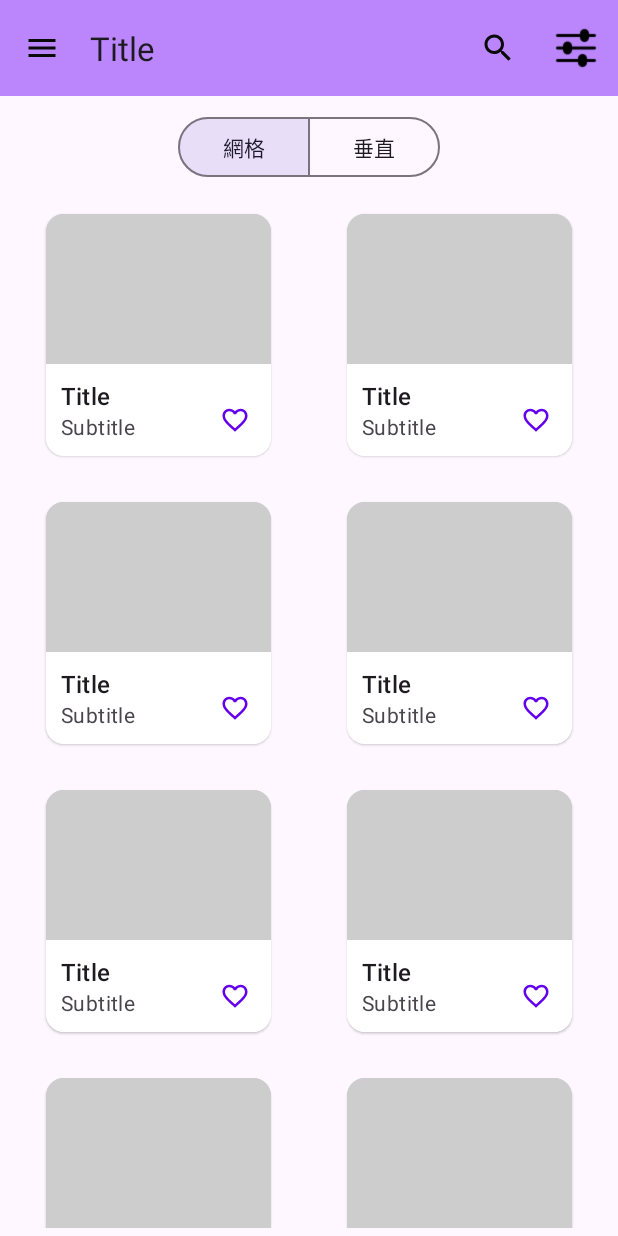
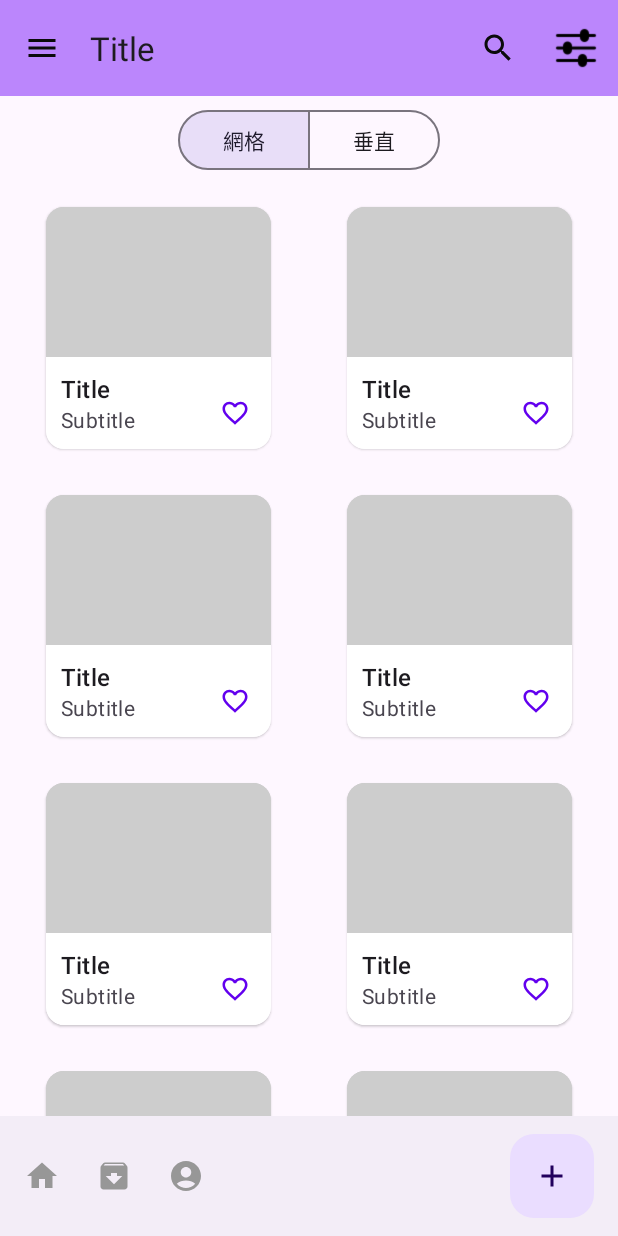
Before and after one commit to Quuanna/MDCSubject, an Android app: the fragment ProductCardsFragment placed in its activity, on a phone screen of 412 x 824 dp. Run offline under Robolectric (Android 15) with nearby library versions, the phone set to English and light mode, and no system bars.

Commit message:
1. Add CoordinatorLayout 2. Add Bottom App Bar、Floating Action Button 3. Add Bottom App Bar use Menu item

```diff
--- /dev/null
+++ b/app/src/main/res/drawable/ic_account.xml
@@ -0,0 +1,5 @@
+<vector android:height="24dp" android:tint="#979797"
+    android:viewportHeight="24" android:viewportWidth="24"
+    android:width="24dp" xmlns:android="http://schemas.android.com/apk/res/android">
+    <path android:fillColor="@android:color/white" android:pathData="M12,2C6.48,2 2,6.48 2,12s4.48,10 10,10s10,-4.48 10,-10S17.52,2 12,2zM12,6c1.93,0 3.5,1.57 3.5,3.5S13.93,13 12,13s-3.5,-1.57 -3.5,-3.5S10.07,6 12,6zM12,20c-2.03,0 -4.43,-0.82 -6.14,-2.88C7.55,15.8 9.68,15 12,15s4.45,0.8 6.14,2.12C16.43,19.18 14.03,20 12,20z"/>
+</vector>
--- /dev/null
+++ b/app/src/main/res/drawable/ic_add.xml
@@ -0,0 +1,5 @@
+<vector android:height="24dp" android:tint="#979797"
+    android:viewportHeight="24" android:viewportWidth="24"
+    android:width="24dp" xmlns:android="http://schemas.android.com/apk/res/android">
+    <path android:fillColor="@android:color/white" android:pathData="M19,13h-6v6h-2v-6H5v-2h6V5h2v6h6v2z"/>
+</vector>
--- /dev/null
+++ b/app/src/main/res/drawable/ic_archive.xml
@@ -0,0 +1,5 @@
+<vector android:height="24dp" android:tint="#979797"
+    android:viewportHeight="24" android:viewportWidth="24"
+    android:width="24dp" xmlns:android="http://schemas.android.com/apk/res/android">
+    <path android:fillColor="@android:color/white" android:pathData="M20.54,5.23l-1.39,-1.68C18.88,3.21 18.47,3 18,3H6c-0.47,0 -0.88,0.21 -1.16,0.55L3.46,5.23C3.17,5.57 3,6.02 3,6.5V19c0,1.1 0.9,2 2,2h14c1.1,0 2,-0.9 2,-2V6.5c0,-0.48 -0.17,-0.93 -0.46,-1.27zM12,17.5L6.5,12H10v-2h4v2h3.5L12,17.5zM5.12,5l0.81,-1h12l0.94,1H5.12z"/>
+</vector>
--- /dev/null
+++ b/app/src/main/res/drawable/ic_home.xml
@@ -0,0 +1,5 @@
+<vector android:height="24dp" android:tint="#979797"
+    android:viewportHeight="24" android:viewportWidth="24"
+    android:width="24dp" xmlns:android="http://schemas.android.com/apk/res/android">
+    <path android:fillColor="@android:color/white" android:pathData="M10,20v-6h4v6h5v-8h3L12,3 2,12h3v8z"/>
+</vector>
--- a/app/src/main/res/layout/fragment_product_cards.xml
+++ b/app/src/main/res/layout/fragment_product_cards.xml
@@ -1,7 +1,8 @@
 <?xml version="1.0" encoding="utf-8"?>
-<androidx.constraintlayout.widget.ConstraintLayout xmlns:android="http://schemas.android.com/apk/res/android"
+<androidx.coordinatorlayout.widget.CoordinatorLayout xmlns:android="http://schemas.android.com/apk/res/android"
     xmlns:app="http://schemas.android.com/apk/res-auto"
     xmlns:tools="http://schemas.android.com/tools"
+    android:id="@+id/coordinatorLayout"
     android:layout_width="match_parent"
     android:layout_height="match_parent"
     tools:context=".ui.fragment.ProductCardsFragment">
@@ -11,10 +12,7 @@
         android:id="@+id/app_bar_layout"
         android:layout_width="match_parent"
         android:layout_height="wrap_content"
-        android:background="@color/purple_200"
-        app:layout_constraintEnd_toEndOf="parent"
-        app:layout_constraintStart_toStartOf="parent"
-        app:layout_constraintTop_toTopOf="parent">
+        android:background="@color/purple_200">
 
         <com.google.android.material.appbar.MaterialToolbar
             android:id="@+id/top_app_bar"
@@ -25,16 +23,20 @@
             app:title="Title" />
     </com.google.android.material.appbar.AppBarLayout>
 
+    <LinearLayout
+        android:layout_width="match_parent"
+        android:layout_height="wrap_content"
+        android:layout_marginVertical="?actionBarSize"
+        android:orientation="vertical">
+
         <!--Toggle Button：Single-select-->
         <com.google.android.material.button.MaterialButtonToggleGroup
             android:id="@+id/toggle_button"
-        android:layout_width="wrap_content"
+            android:layout_width="match_parent"
             android:layout_height="wrap_content"
-        android:layout_margin="10dp"
+            android:gravity="center"
+            android:paddingTop="5dp"
             app:checkedButton="@+id/btn_grid"
-        app:layout_constraintEnd_toEndOf="parent"
-        app:layout_constraintStart_toStartOf="parent"
-        app:layout_constraintTop_toBottomOf="@id/app_bar_layout"
             app:selectionRequired="true"
             app:singleSelection="true">
 
@@ -54,21 +56,16 @@
 
         </com.google.android.material.button.MaterialButtonToggleGroup>
 
-
         <androidx.core.widget.NestedScrollView
             android:layout_width="match_parent"
-        android:layout_height="0dp"
+            android:layout_height="wrap_content"
             android:layout_margin="5dp"
-        app:layout_behavior="@string/appbar_scrolling_view_behavior"
-        app:layout_constraintBottom_toBottomOf="parent"
-        app:layout_constraintEnd_toEndOf="parent"
-        app:layout_constraintStart_toStartOf="parent"
-        app:layout_constraintTop_toBottomOf="@id/toggle_button">
+            app:layout_behavior="@string/appbar_scrolling_view_behavior">
 
             <androidx.recyclerview.widget.RecyclerView
                 android:id="@+id/recycler_view"
                 android:layout_width="match_parent"
-            android:layout_height="match_parent"
+                android:layout_height="wrap_content"
                 app:layoutManager="androidx.recyclerview.widget.GridLayoutManager"
                 app:spanCount="2"
                 tools:itemCount="6"
@@ -76,4 +73,23 @@
 
         </androidx.core.widget.NestedScrollView>
 
-</androidx.constraintlayout.widget.ConstraintLayout>
+    </LinearLayout>
+
+
+    <com.google.android.material.bottomappbar.BottomAppBar
+        android:id="@+id/bottomAppBar"
+        style="@style/Widget.Material3.BottomAppBar"
+        android:layout_width="match_parent"
+        android:layout_height="wrap_content"
+        app:hideOnScroll="true"
+        android:layout_gravity="bottom"
+        app:menu="@menu/bottom_app_bar" />
+
+    <com.google.android.material.floatingactionbutton.FloatingActionButton
+        android:id="@+id/fab"
+        android:layout_width="wrap_content"
+        android:layout_height="wrap_content"
+        app:layout_anchor="@id/bottomAppBar"
+        app:srcCompat="@drawable/ic_add" />
+
+</androidx.coordinatorlayout.widget.CoordinatorLayout>
--- /dev/null
+++ b/app/src/main/res/menu/bottom_app_bar.xml
@@ -0,0 +1,25 @@
+<?xml version="1.0" encoding="utf-8"?>
+<menu xmlns:android="http://schemas.android.com/apk/res/android"
+    xmlns:app="http://schemas.android.com/apk/res-auto">
+
+
+    <item
+        android:id="@+id/mainPage"
+        android:icon="@drawable/ic_home"
+        android:title="首頁"
+        app:showAsAction="ifRoom" />
+
+    <item
+        android:id="@+id/collect"
+        android:icon="@drawable/ic_archive"
+        android:title="收藏"
+        app:showAsAction="ifRoom" />
+
+    <item
+        android:id="@+id/user"
+        android:icon="@drawable/ic_account"
+        android:title="會員中心"
+        app:showAsAction="ifRoom" />
+
+
+</menu>
```
Lines whose indentation alone changed are shown as unchanged.
